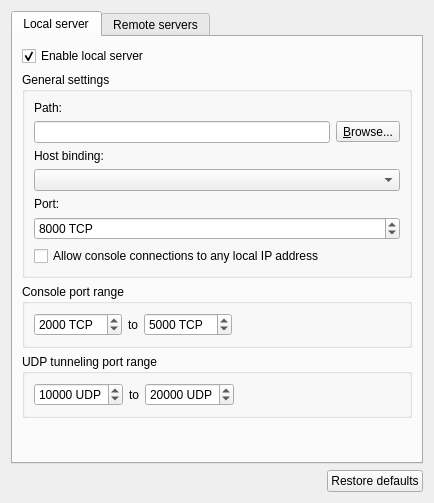
This is gns3/ui/server_preferences_page.ui in GNS3/gns3-gui as Qt 5 draws it before an edit. The edited form follows.
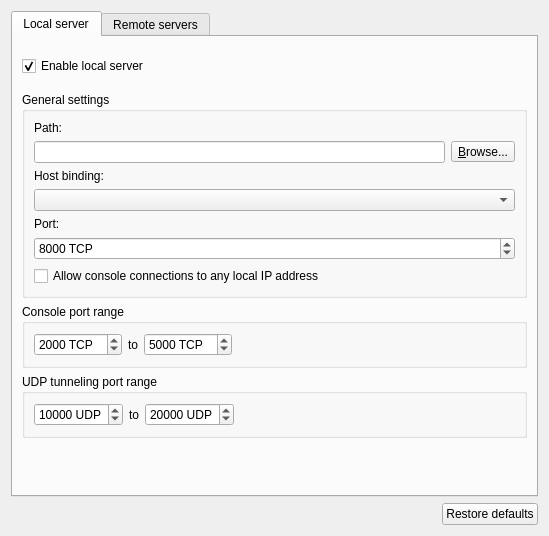
This is the edited form.

Commit message:
Fix resize issue in server page
Fix #375

The edit to the form file:
```diff
--- a/gns3/ui/server_preferences_page.ui
+++ b/gns3/ui/server_preferences_page.ui
@@ -6,8 +6,8 @@
    <rect>
     <x>0</x>
     <y>0</y>
-    <width>430</width>
-    <height>503</height>
+    <width>549</width>
+    <height>536</height>
    </rect>
   </property>
   <property name="windowTitle">
@@ -26,6 +26,18 @@
       <layout class="QVBoxLayout" name="verticalLayout_2">
        <item>
         <widget class="QCheckBox" name="uiLocalServerAutoStartCheckBox">
+         <property name="sizePolicy">
+          <sizepolicy hsizetype="Minimum" vsizetype="Fixed">
+           <horstretch>0</horstretch>
+           <verstretch>0</verstretch>
+          </sizepolicy>
+         </property>
+         <property name="minimumSize">
+          <size>
+           <width>0</width>
+           <height>40</height>
+          </size>
+         </property>
          <property name="text">
           <string>Enable local server</string>
          </property>
@@ -36,6 +48,12 @@
        </item>
        <item>
         <widget class="QGroupBox" name="uiGeneralSettingsGroupBox">
+         <property name="sizePolicy">
+          <sizepolicy hsizetype="Expanding" vsizetype="Maximum">
+           <horstretch>0</horstretch>
+           <verstretch>0</verstretch>
+          </sizepolicy>
+         </property>
          <property name="title">
           <string>General settings</string>
          </property>
```
The commit also changes 1 other file.
